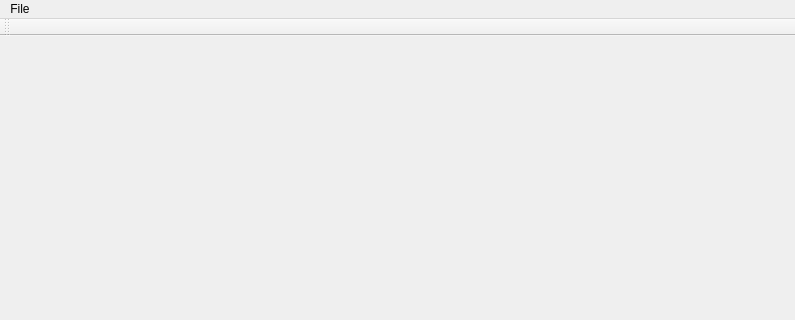
The window that ZoningSim/MainWindow.ui (gnishida/ZoningSim) describes before a commit, drawn with Qt 5; both pictures show x 0 to 795 and y 0 to 320 of the 795 by 689 pixel window.
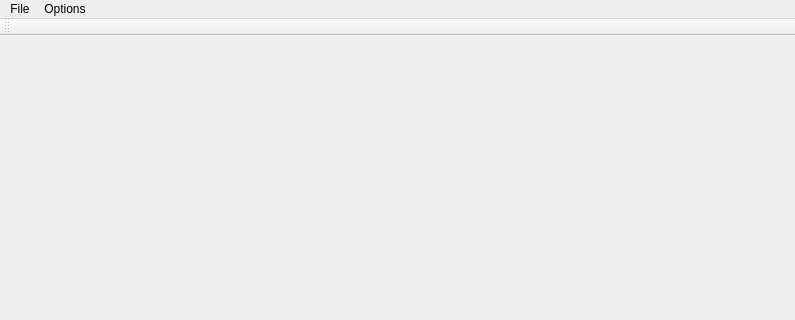
The same window after the commit.

```diff
--- a/ZoningSim/MainWindow.ui
+++ b/ZoningSim/MainWindow.ui
@@ -31,7 +31,14 @@
     <addaction name="separator"/>
     <addaction name="actionExit"/>
    </widget>
+   <widget class="QMenu" name="menuOptions">
+    <property name="title">
+     <string>Options</string>
+    </property>
+    <addaction name="actionParameters"/>
+   </widget>
    <addaction name="menuFile"/>
+   <addaction name="menuOptions"/>
   </widget>
   <widget class="QToolBar" name="mainToolBar">
    <attribute name="toolBarArea">
```
Left out of the diff: 5 changed lines with no effect on the pictures.
